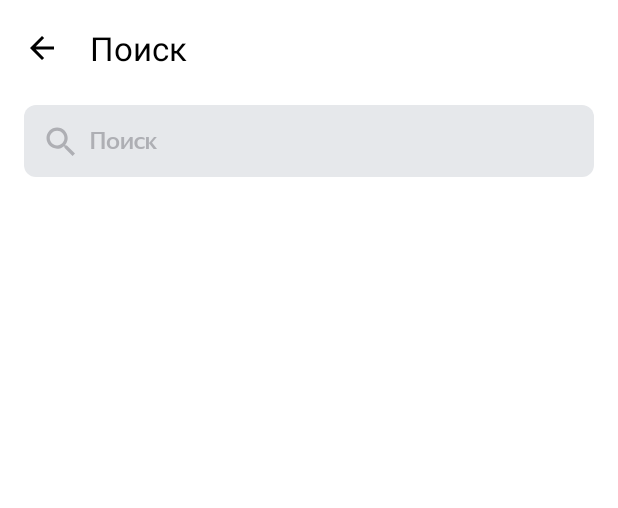
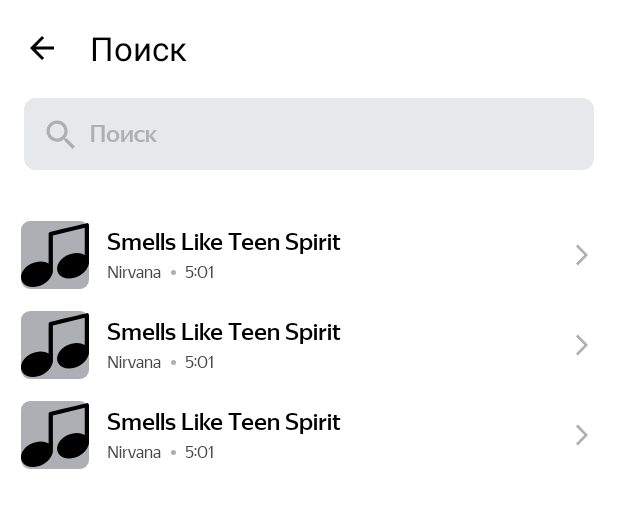
Before and after one commit to Roman-V-N/PlaylistMaker, an Android app: the layout activity_search.xml on its own in the app's theme, with its tools: preview values and no code run, on a phone screen of 412 x 824 dp. Shown: the top 508 px of the screen. Run offline under Robolectric (Android 15) with nearby library versions, the phone set to English and light mode, and no system bars.

Commit message:
Commit Спринт 10 вер. 1

```diff
--- a/app/build.gradle.kts
+++ b/app/build.gradle.kts
@@ -45,4 +45,8 @@ dependencies {
     testImplementation(libs.junit)
     androidTestImplementation(libs.androidx.junit)
     androidTestImplementation(libs.androidx.espresso.core)
+
+    implementation ("com.google.android.material:material:1.6.1")
+    implementation ("com.github.bumptech.glide:glide:4.14.2")
+    annotationProcessor ("com.github.bumptech.glide:compiler:4.14.2")
 }
--- a/app/src/main/AndroidManifest.xml
+++ b/app/src/main/AndroidManifest.xml
@@ -1,6 +1,8 @@
 <?xml version="1.0" encoding="utf-8"?>
 <manifest xmlns:android="http://schemas.android.com/apk/res/android"
     xmlns:tools="http://schemas.android.com/tools">
+
+    <uses-permission android:name="android.permission.INTERNET"/>
 
     <application
         android:allowBackup="true"
--- /dev/null
+++ b/app/src/main/res/drawable/placeholder.xml
@@ -0,0 +1,13 @@
+<vector xmlns:android="http://schemas.android.com/apk/res/android"
+    android:width="800dp"
+    android:height="800dp"
+    android:viewportWidth="32"
+    android:viewportHeight="32">
+  <path
+      android:pathData="M31,1C30.857,1.049 14,5 14,5C13.447,5.135 13,5.448 13,6L13,20.002C10.899,18.636 7.522,18.638 4.51,20.24C0.707,22.263 -1.04,26.031 0.606,28.659C2.253,31.286 6.67,31.776 10.472,29.754C12.923,28.45 14.615,25.981 15,24C15.067,23.865 15,6.765 15,6.765L30,3.235L30,16.002C27.899,14.636 24.522,14.638 21.51,16.24C17.707,18.263 15.96,22.031 17.606,24.659C19.253,27.286 23.67,27.776 27.472,25.754C29.923,24.45 31.615,21.981 32,20L32,2C32,1.447 31.553,0.813 31,1"
+      android:strokeWidth="1"
+      android:fillColor="#000000"
+      android:fillType="evenOdd"
+      android:strokeColor="#00000000"
+      />
+</vector>
--- /dev/null
+++ b/app/src/main/res/drawable/separator.xml
@@ -0,0 +1,9 @@
+<vector xmlns:android="http://schemas.android.com/apk/res/android"
+    android:width="3dp"
+    android:height="3dp"
+    android:viewportWidth="3"
+    android:viewportHeight="3">
+  <path
+      android:pathData="M1.5,1.5m-1.5,0a1.5,1.5 0,1 1,3 0a1.5,1.5 0,1 1,-3 0"
+      android:fillColor="#AEAFB4"/>
+</vector>
--- /dev/null
+++ b/app/src/main/res/drawable/track_image.xml
@@ -0,0 +1,5 @@
+<?xml version="1.0" encoding="utf-8"?>
+<shape xmlns:android="http://schemas.android.com/apk/res/android">
+    <corners android:radius="6dp" />
+    <solid android:color="@color/gray"/>
+</shape>
--- a/app/src/main/res/layout/activity_search.xml
+++ b/app/src/main/res/layout/activity_search.xml
@@ -23,9 +23,10 @@
     <FrameLayout
         android:layout_width="match_parent"
         android:layout_height="wrap_content"
-        android:layout_marginTop="@dimen/marginTop30dp"
         android:orientation="horizontal"
-        tools:ignore="MissingConstraints">
+        tools:ignore="MissingConstraints"
+        tools:layout_editor_absoluteX="0dp"
+        tools:layout_editor_absoluteY="0dp">
 
 
         <EditText
@@ -33,7 +34,7 @@
             android:layout_width="match_parent"
             android:layout_height="wrap_content"
             android:layout_marginStart="@dimen/marginStart16dp"
-            android:layout_marginTop="70dp"
+            android:layout_marginTop="65dp"
             android:layout_marginEnd="16dp"
             android:background="@drawable/rounded_edit"
             android:drawableStart="@drawable/search"
@@ -54,13 +55,22 @@
             android:layout_width="wrap_content"
             android:layout_height="wrap_content"
             android:layout_gravity="end"
-            android:layout_marginTop="86dp"
+            android:layout_marginTop="85dp"
             android:layout_marginEnd="32dp"
             android:src="@drawable/clear"
             android:visibility="gone"
             app:tint="@color/black02" />
 
 
+        <androidx.recyclerview.widget.RecyclerView
+            android:id="@+id/recyclerViewTrackList"
+            android:layout_width="match_parent"
+            android:layout_height="match_parent"
+            android:layout_marginTop="140dp"
+            android:orientation="vertical"
+            tools:listitem="@layout/tracks_view"
+            app:layoutManager="androidx.recyclerview.widget.LinearLayoutManager" />
+
     </FrameLayout>
 
 
--- /dev/null
+++ b/app/src/main/res/layout/tracks_view.xml
@@ -0,0 +1,85 @@
+<?xml version="1.0" encoding="utf-8"?>
+<LinearLayout xmlns:android="http://schemas.android.com/apk/res/android"
+    xmlns:app="http://schemas.android.com/apk/res-auto"
+    xmlns:tools="http://schemas.android.com/tools"
+    android:layout_width="match_parent"
+    android:layout_height="60dp"
+    android:theme="@style/Base.Theme.PlaylistMaker"
+    android:orientation="horizontal">
+
+
+    <ImageView
+        android:id="@+id/artworkUrl100"
+        android:layout_width="45dp"
+        android:layout_height="45dp"
+        android:layout_gravity="center_vertical"
+        android:scaleType="centerCrop"
+        android:background="@drawable/track_image"
+        tools:src="@drawable/placeholder"
+        android:layout_marginStart="14dp"/>
+
+    <LinearLayout
+        android:layout_width="0dp"
+        android:layout_height="wrap_content"
+        android:layout_gravity="center_vertical"
+        android:layout_marginStart="12dp"
+        android:layout_weight="1"
+        android:orientation="vertical">
+
+
+        <TextView
+            android:id="@+id/trackName"
+            android:layout_width="wrap_content"
+            android:layout_height="wrap_content"
+            android:fontFamily="@font/ys_display_medium"
+            android:textColor="?attr/colorOnPrimary"
+            android:textSize="@dimen/text_16sp"
+            tools:text="Smells Like Teen Spirit"
+
+
+            />
+
+        <LinearLayout
+            android:layout_width="wrap_content"
+            android:layout_height="wrap_content"
+            android:layout_marginTop="4dp"
+            android:orientation="horizontal">
+
+            <TextView
+                android:id="@+id/artistName"
+                android:layout_width="wrap_content"
+                android:layout_height="wrap_content"
+                tools:text="Nirvana"
+                style="@style/TrackArtistTime"
+                />
+
+            <ImageView
+                android:layout_width="wrap_content"
+                android:layout_height="wrap_content"
+                android:src="@drawable/separator"
+                android:layout_marginTop="5dp"
+                android:layout_marginStart="6dp"
+                android:scaleType="center"
+                 />
+
+            <TextView
+                android:id="@+id/trackTime"
+                android:layout_width="wrap_content"
+                android:layout_height="wrap_content"
+                android:layout_marginStart="6dp"
+                tools:text="5:01"
+                style="@style/TrackArtistTime"/>
+
+        </LinearLayout>
+    </LinearLayout>
+
+
+    <ImageView
+        android:layout_width="wrap_content"
+        android:layout_height="wrap_content"
+        android:src="@drawable/arrow_forward"
+        android:layout_marginEnd="12dp"
+        android:layout_marginTop="18dp"/>
+
+
+</LinearLayout>
--- a/app/src/main/res/values-night/styles.xml
+++ b/app/src/main/res/values-night/styles.xml
@@ -18,4 +18,11 @@
         <item name="android:textAllCaps">false</item>
         <item name="android:stateListAnimator">@null</item>
     </style>
+
+    <style name="TrackArtistTime">
+        <item name="android:textSize">11sp</item>
+        <item name="android:fontFamily">@font/ys_display_regular</item>
+        <item name="titleTextColor">@color/white</item>
+    </style>
+
 </resources>
--- a/app/src/main/res/values-night/themes.xml
+++ b/app/src/main/res/values-night/themes.xml
@@ -8,6 +8,7 @@
         <item name="colorSecondary">@color/black02</item>
         <item name="colorPrimaryVariant">@color/blue</item>
         <item name="colorOnSecondary">@color/white</item>
+
     </style>
 
     <style name="Theme.PlaylistMaker" parent="Base.Theme.PlaylistMaker" />
--- a/app/src/main/res/values/styles.xml
+++ b/app/src/main/res/values/styles.xml
@@ -38,5 +38,10 @@
         <item name="android:background">?attr/colorSecondaryVariant</item>
     </style>
 
+    <style name="TrackArtistTime">
+         <item name="android:textSize">11sp</item>
+        <item name="android:fontFamily">@font/ys_display_regular</item>
+        <item name="titleTextColor">@color/gray</item>
+    </style>
 
 </resources>
--- a/app/src/main/res/values/themes.xml
+++ b/app/src/main/res/values/themes.xml
@@ -8,6 +8,7 @@
         <item name="colorSecondary">@color/gray</item>
         <item name="colorPrimaryVariant">@color/gray</item>
         <item name="colorOnSecondary">@color/gray02</item>
+
     </style>
 
     <style name="Theme.PlaylistMaker" parent="Base.Theme.PlaylistMaker" />
--- a/gradle/libs.versions.toml
+++ b/gradle/libs.versions.toml
@@ -1,5 +1,5 @@
 [versions]
-agp = "8.3.2"
+agp = "8.4.0"
 kotlin = "1.9.0"
 coreKtx = "1.12.0"
 junit = "4.13.2"
```
Also changed, not shown: app/src/main/java/com/example/playlistmaker/SearchActivity.kt (+15 -0 lines), app/src/main/java/com/example/playlistmaker/Track.kt (added, +42 -0 lines), app/src/main/java/com/example/playlistmaker/TrackAdapter.kt (added, +23 -0 lines), app/src/main/java/com/example/playlistmaker/TrackViewHolder.kt (added, +35 -0 lines), gradle/wrapper/gradle-wrapper.properties.
